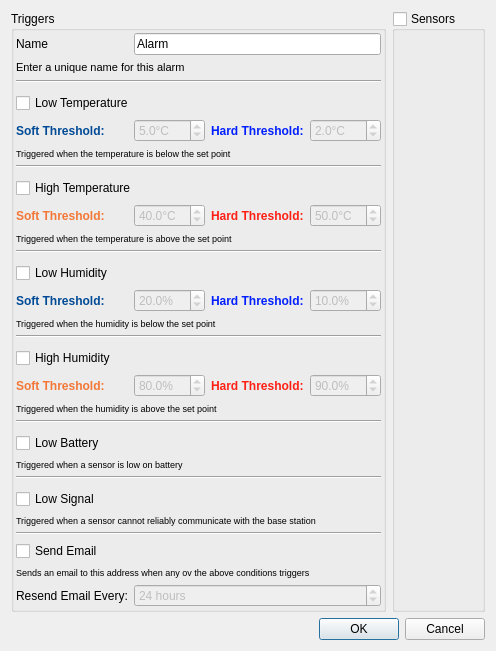
First picture: the form in manager/src/ConfigureAlarmDialog.ui, repository porkmarks/sense, before the edit.
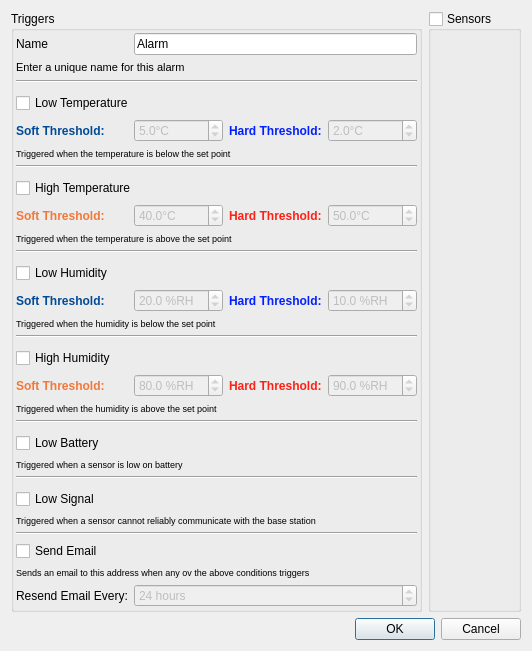
Second picture: the form after the edit. Icons and pictures are not drawn. Custom widgets are drawn as their Qt base class.

What changed in the file:
```diff
--- a/manager/src/ConfigureAlarmDialog.ui
+++ b/manager/src/ConfigureAlarmDialog.ui
@@ -113,7 +113,7 @@
             <bool>false</bool>
            </property>
            <property name="suffix">
-            <string>%</string>
+            <string> %RH</string>
            </property>
            <property name="decimals">
             <number>1</number>
@@ -546,7 +546,7 @@
             <bool>false</bool>
            </property>
            <property name="suffix">
-            <string>%</string>
+            <string> %RH</string>
            </property>
            <property name="decimals">
             <number>1</number>
@@ -581,7 +581,7 @@
             <bool>false</bool>
            </property>
            <property name="suffix">
-            <string>%</string>
+            <string> %RH</string>
            </property>
            <property name="decimals">
             <number>1</number>
@@ -677,7 +677,7 @@
             <bool>false</bool>
            </property>
            <property name="suffix">
-            <string>%</string>
+            <string> %RH</string>
            </property>
            <property name="decimals">
             <number>1</number>
```
